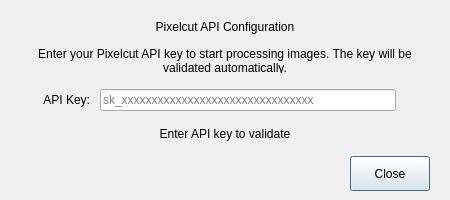
Above: App/gui/dialogs/settings.ui from hattaarshavin/PikselCat before the change. Below: the same form after it.
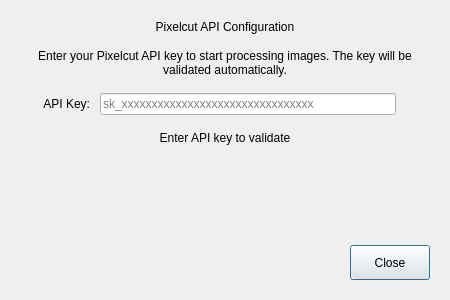
That is the form after the change.

Commit message: feat: Update SettingsDialog dimensions and remove unused ProcessingDialog styles for improved UI consistency

The edit to the form file:
```diff
--- a/App/gui/dialogs/settings.ui
+++ b/App/gui/dialogs/settings.ui
@@ -7,7 +7,7 @@
     <x>0</x>
     <y>0</y>
     <width>450</width>
-    <height>200</height>
+    <height>400</height>
    </rect>
   </property>
   <property name="windowTitle">
@@ -25,13 +25,13 @@
   <property name="minimumSize">
    <size>
     <width>450</width>
-    <height>200</height>
+    <height>300</height>
    </size>
   </property>
   <property name="maximumSize">
    <size>
     <width>450</width>
-    <height>200</height>
+    <height>300</height>
    </size>
   </property>
   <layout class="QVBoxLayout" name="verticalLayout">
```
The commit also changes 1 other file.
